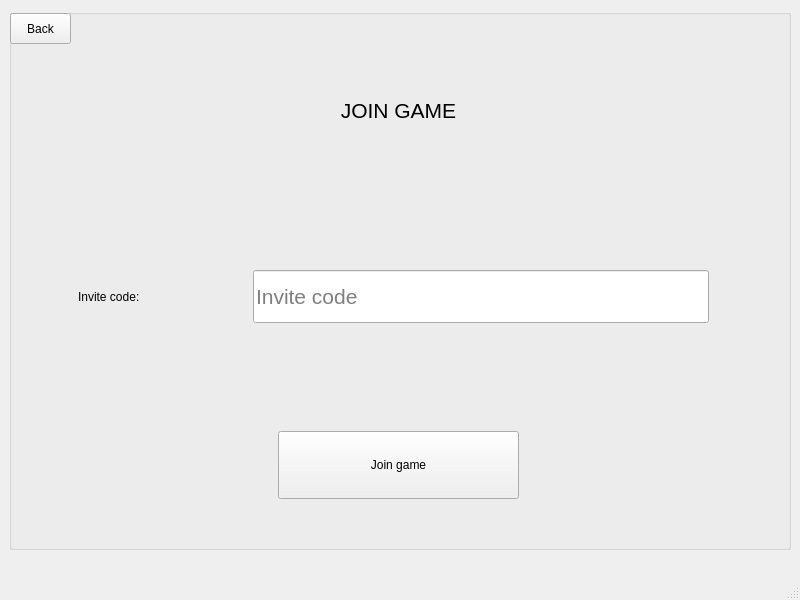
cavoke-project/cavoke, file client/views/joingameview.ui: the form before one commit.
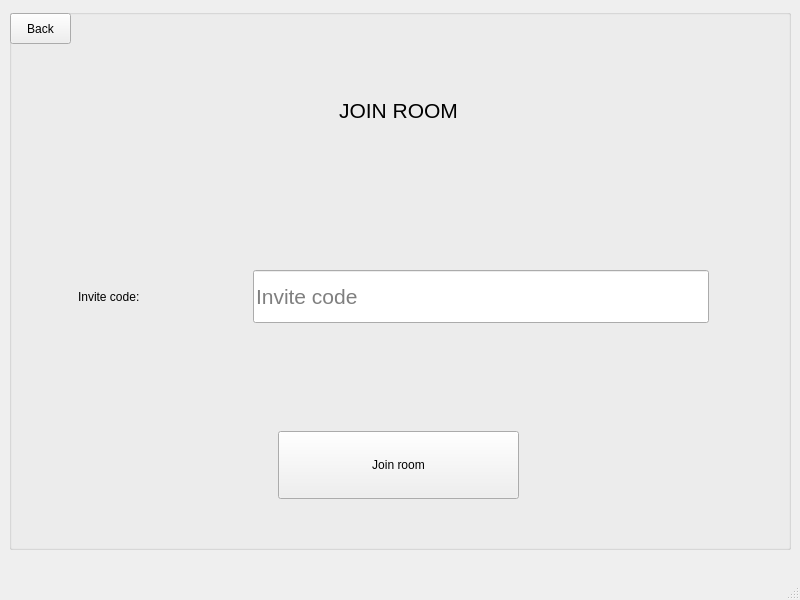
The form after the commit.

Commit message: JoinRoom basics, WIP

The edit to the form file:
```diff
--- a/client/views/joingameview.ui
+++ b/client/views/joingameview.ui
@@ -156,7 +156,7 @@
            </sizepolicy>
           </property>
           <property name="text">
-           <string>Join game</string>
+           <string>Join room</string>
           </property>
          </widget>
         </item>
@@ -173,7 +173,7 @@
          <enum>Qt::LeftToRight</enum>
         </property>
         <property name="text">
-         <string>JOIN GAME</string>
+         <string>JOIN ROOM</string>
         </property>
         <property name="alignment">
          <set>Qt::AlignCenter</set>
```
Left out of the diff: 2 changed lines with no effect on the pictures. The commit also changes 2 other files.
